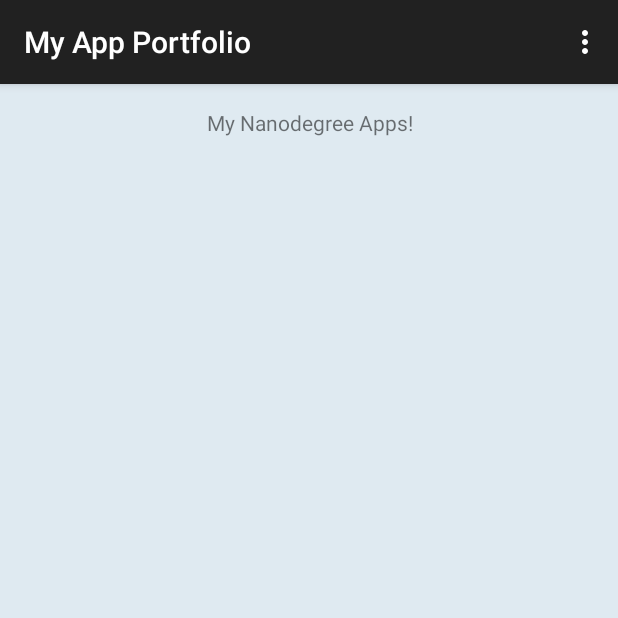
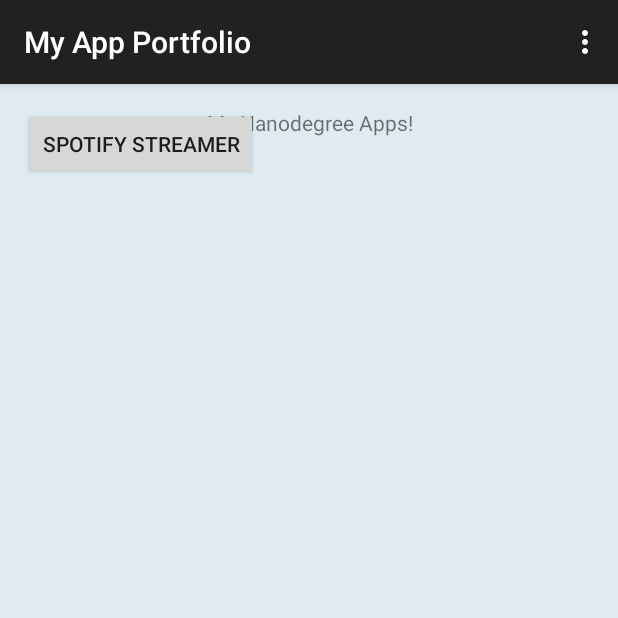
Before and after one commit to tahminak/Android_NanoDegree_Project00, an Android app: the screen it shows after launch (MainActivity), on a phone screen of 412 x 824 dp, the top half of it. Run offline under Robolectric (Android 15) with nearby library versions, the phone set to English and light mode, and no system bars.

Commit message:
Add project

```diff
--- a/app/src/main/res/layout/activity_main.xml
+++ b/app/src/main/res/layout/activity_main.xml
@@ -10,4 +10,11 @@
         android:layout_height="wrap_content"
         android:gravity="center_horizontal" />
 
+    <Button
+        android:id="@+id/button_send"
+        android:layout_width="wrap_content"
+        android:layout_height="wrap_content"
+        android:text="Spotify Streamer"
+        android:onClick="sendMessage" />
+
 </RelativeLayout>
```
